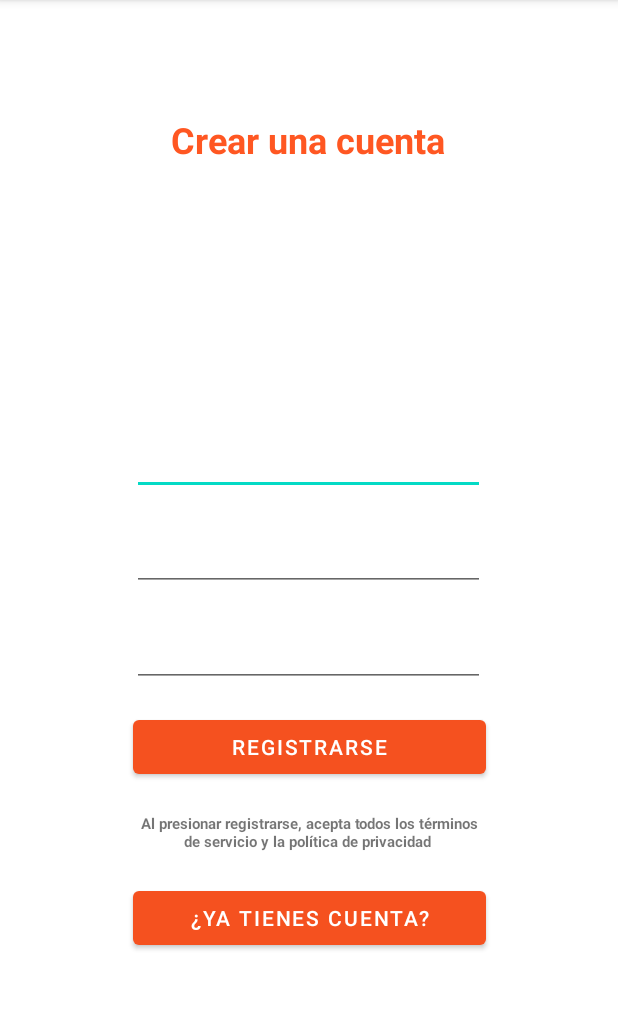
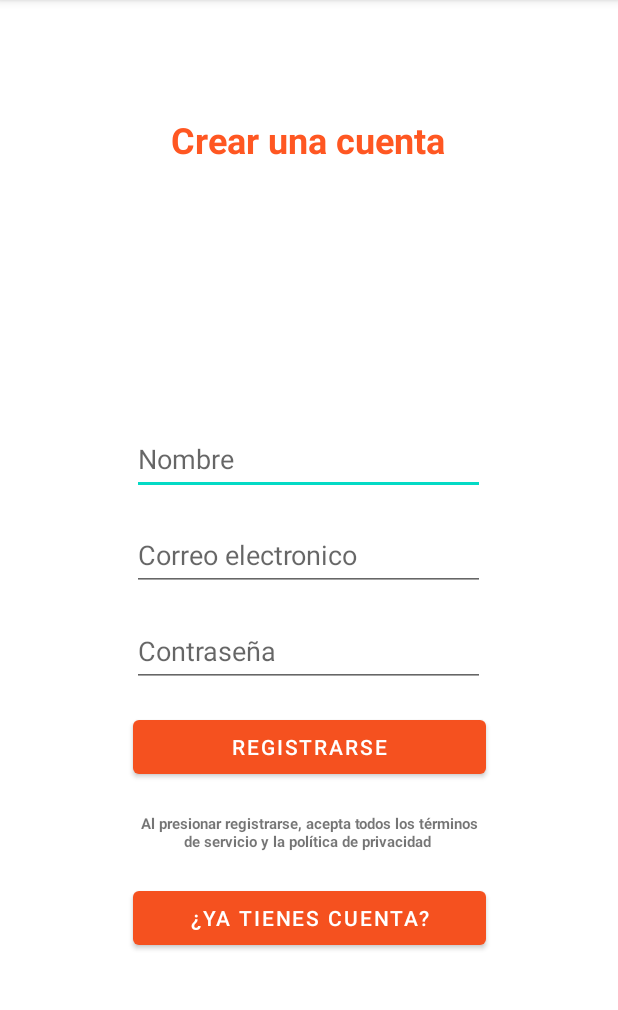
Before and after one commit to Kalevins/net-note, an Android app: the Registrarse screen opened directly, with no data from a screen before it, on a phone screen of 412 x 824 dp, the part 84-1094 px from its top. Run offline under Robolectric (Android 15) with nearby library versions, the phone set to English and light mode, and no system bars.

Commit message:
Algunas correciones

```diff
--- a/ProjectCode/app/src/main/res/layout/activity_iniciar_sesion.xml
+++ b/ProjectCode/app/src/main/res/layout/activity_iniciar_sesion.xml
@@ -29,7 +29,8 @@
         app:layout_constraintBottom_toTopOf="@+id/iniciar"
         app:layout_constraintEnd_toEndOf="parent"
         app:layout_constraintHorizontal_bias="0.497"
-        app:layout_constraintStart_toStartOf="parent" />
+        app:layout_constraintStart_toStartOf="parent"
+        android:hint="Constraseña"/>
 
     <Button
         android:id="@+id/iniciar"
@@ -64,7 +65,8 @@
         app:layout_constraintHorizontal_bias="0.497"
         app:layout_constraintStart_toStartOf="parent"
         app:layout_constraintTop_toBottomOf="@+id/Texto"
-        app:layout_constraintVertical_bias="1.0" />
+        app:layout_constraintVertical_bias="1.0"
+        android:hint="Correo electronico"/>
 
 
 </androidx.constraintlayout.widget.ConstraintLayout>
--- a/ProjectCode/app/src/main/res/layout/activity_principal.xml
+++ b/ProjectCode/app/src/main/res/layout/activity_principal.xml
@@ -5,7 +5,7 @@
     android:id="@+id/drawerLayout"
     android:layout_width="match_parent"
     android:layout_height="match_parent"
-    tools:openDrawer="end"
+    tools:openDrawer="start"
         >
 
 
--- a/ProjectCode/app/src/main/res/layout/activity_registrarse.xml
+++ b/ProjectCode/app/src/main/res/layout/activity_registrarse.xml
@@ -26,7 +26,7 @@
         android:layout_width="235dp"
         android:layout_height="48dp"
         android:layout_marginBottom="16dp"
-        android:autoText="true"
+        android:hint="Nombre"
         android:ems="10"
         android:inputType="textPersonName"
         app:layout_constraintBottom_toTopOf="@+id/Email_register"
@@ -39,7 +39,7 @@
         android:layout_width="235dp"
         android:layout_height="48dp"
         android:layout_marginBottom="16dp"
-        android:autoText="true"
+        android:hint="Correo electronico"
         android:ems="10"
         android:inputType="textEmailAddress"
         app:layout_constraintBottom_toTopOf="@+id/contraseña_register"
@@ -57,7 +57,8 @@
         app:layout_constraintBottom_toTopOf="@+id/registrar_btn"
         app:layout_constraintEnd_toEndOf="parent"
         app:layout_constraintHorizontal_bias="0.497"
-        app:layout_constraintStart_toStartOf="parent" />
+        app:layout_constraintStart_toStartOf="parent"
+        android:hint="Contraseña"/>
 
     <Button
         android:id="@+id/registrar_btn"
--- a/ProjectCode/app/src/main/res/layout/header_menu.xml
+++ b/ProjectCode/app/src/main/res/layout/header_menu.xml
@@ -7,6 +7,7 @@
     xmlns:android="http://schemas.android.com/apk/res/android">
 
     <TextView
+        android:id="@+id/nombre_header"
         android:layout_width="wrap_content"
         android:layout_height="wrap_content"
         android:layout_marginTop="24dp"
@@ -16,6 +17,7 @@
         android:text="Recibir nombre de la cuenta" />
 
     <TextView
+        android:id="@+id/Correo_header"
         android:layout_width="wrap_content"
         android:layout_height="wrap_content"
         android:layout_marginBottom="24dp"
```
Also changed, not shown: ProjectCode/app/src/main/java/com/unicauca/netnote/ItemAdapter.kt (added, +51 -0 lines).
